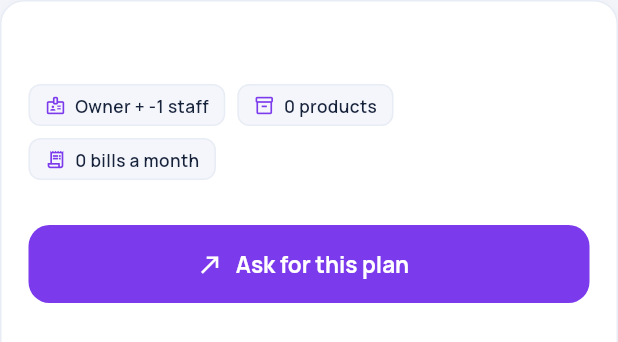
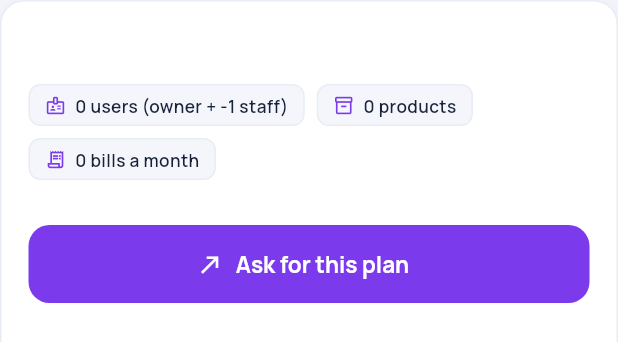
Before and after one commit to subhransudev1996-design/softraxa-product, a Flutter app: the _PlanCard widget shown alone on an empty page, opened directly with empty values, on a phone screen of 412 x 824 dp. Shown: the top 342 px of the screen. Run offline on Flutter 3.47's test engine with Material 3 defaults, Android fonts, the phone set to English and light mode, and no system bars; our stand-ins replace cached_network_image, connectivity_plus, drift, drift_flutter, file_picker, firebase_core and 14 more; missing offline and left inert: esc_pos_utils_plus, excel, mobile_scanner, print_bluetooth_thermal, window_manager; accounts and stored records are empty; generated files the repository leaves out were written again; network calls fail; statements that could not run were skipped.

Commit message:
Plans: describe a plan as 1 shop with N users (owner + staff)
Co-Authored-By: Claude Opus 5.5 <noreply@anthropic.com>

```diff
--- a/apps/mobile/lib/features/subscription/plans_screen.dart
+++ b/apps/mobile/lib/features/subscription/plans_screen.dart
@@ -258,7 +258,7 @@ class _CurrentPlanCard extends StatelessWidget {
               children: [
                 _UsageRow(
                   icon: Icons.badge_outlined,
-                  label: 'Logins (owner + staff)',
+                  label: 'Users (owner + staff)',
                   used: (usage['users'] as num?)?.toInt() ?? 0,
                   limit: (usage['user_limit'] as num?)?.toInt(),
                 ),
@@ -433,10 +433,10 @@ class _PlanCard extends StatelessWidget {
               _LimitChip(
                 icon: Icons.badge_outlined,
                 label: users == null
-                    ? 'Unlimited staff'
+                    ? 'Unlimited users'
                     : users == 1
-                    ? 'Owner only, no staff'
-                    : 'Owner + ${users - 1} staff',
+                    ? '1 user (owner only)'
+                    : '$users users (owner + ${users - 1} staff)',
               ),
               _LimitChip(
                 icon: Icons.inventory_2_outlined,
```
Also changed, not shown: 1 other file.
